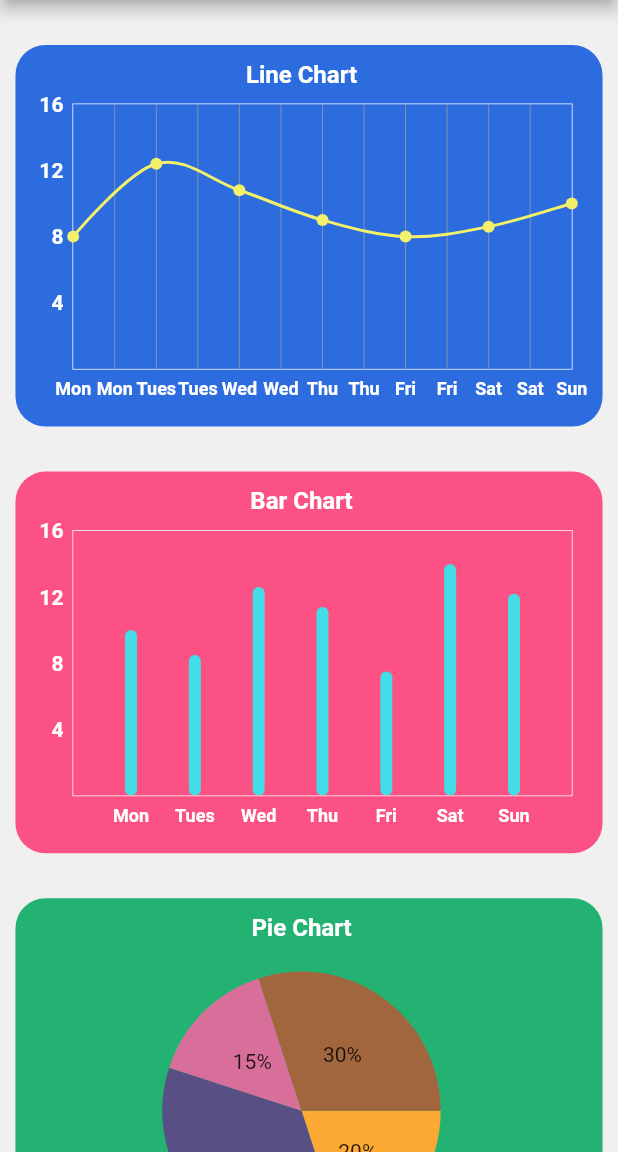
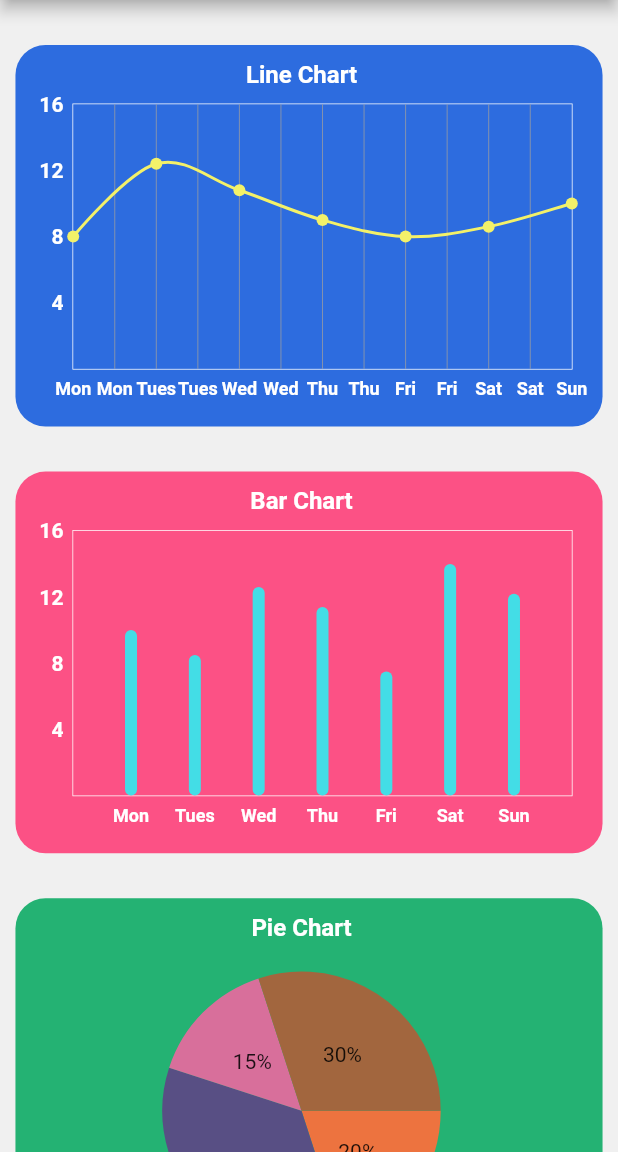
Before and after one commit to RedHunter7/Flutter-FLChart-Tutorial, a Flutter app: the screen it shows after launch, on a phone screen of 412 x 824 dp, the part 84-1236 px from its top. Run offline on Flutter 3.47's test engine with Material 2 defaults, Android fonts, the phone set to English and light mode, and no system bars; drawn by our look-alikes of fl_chart.

Commit message:
update pie_chart_data.dart

```diff
--- a/lib/chart_data/pie_chart_data.dart
+++ b/lib/chart_data/pie_chart_data.dart
@@ -10,7 +10,7 @@ List<PieChartSectionData> getSectionData(double screenWidth) {
       value: 20,
       title: '20%',
       radius: radius,
-      color: Color(0xfffba834),
+      color: Color(0xffed733f),
     ),
     PieChartSectionData(
       value: 35,
```
